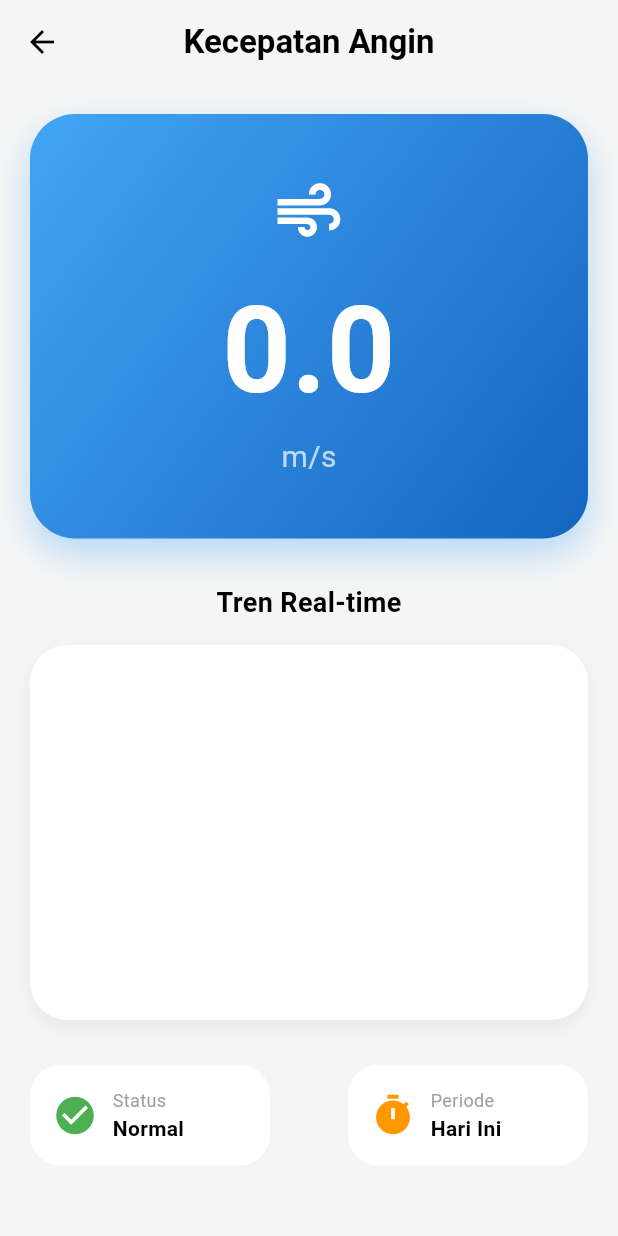
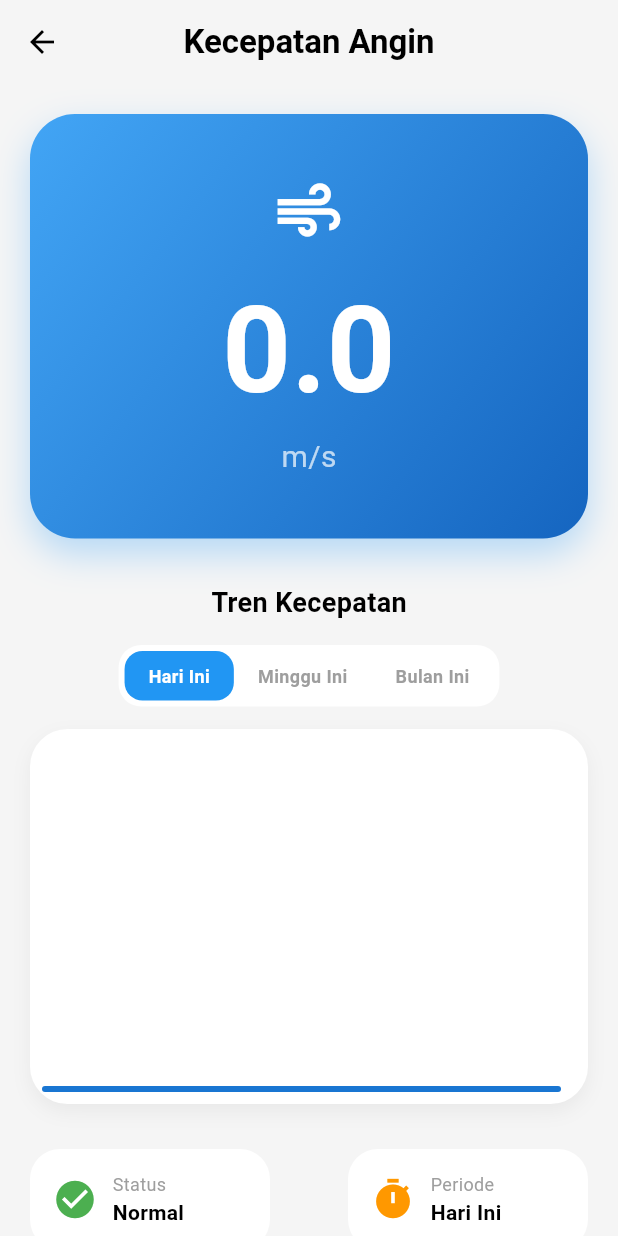
Before and after one commit to kleponijo/klimatologi, a Flutter app: the screen it shows once a user with an empty profile is signed in, after a tap on the "menu" icon, after a tap on "Wind Speed", on a phone screen of 412 x 824 dp. Run offline on Flutter 3.47's test engine with Material 3 defaults, Android fonts, the light colour scheme and no system bars; drawn by our look-alikes of fl_chart; our stand-ins replace bloc, bloc_concurrency, cloud_firestore, equatable, firebase_auth, firebase_core and 4 more; accounts and stored records are empty.

Commit message:
pembaruan wind_speed_screen.dart
tampilan halaman kecepatan angin memperbarui tampilan dan period grafik dari harian, mingguan dan bulanan

```diff
--- a/lib/screens/monitoring/wind_speed/blocs/wind_speed_bloc.dart
+++ b/lib/screens/monitoring/wind_speed/blocs/wind_speed_bloc.dart
@@ -17,21 +17,27 @@ class WindSpeedBloc extends Bloc<WindSpeedEvent, WindSpeedState> {
       (event, emit) async {
         emit(state.copyWith(isLoading: true));
 
+        // 1. Ambil semua history
+        final history = await _repository.getSensorHistory(
+            'anemometer/history', (json) => MyWindSpeed.fromJson(json));
+
+        // 2. Petakan ke 24 jam (Harian)
+        final List<double> dailyGraph = _mapHistoryToDaily(history);
+
+        emit(state.copyWith(
+          dailySpeeds: dailyGraph,
+          isLoading: false,
+        ));
+
+        // 2. Monitoring Real-time
         await emit.forEach<MyWindSpeed>(
           _repository.getSensorStream(
               'anemometer/realtime', (json) => MyWindSpeed.fromJson(json)),
           onData: (data) {
             // Mengambil list lama dan menambah data baru untuk grafik
-            final updatedSpeeds = List<double>.from(state.dailySpeeds)
-              ..add(data.speed);
-            // Batasi jumlah data di grafik (misal cuma simpan 20 data terakhir agar tidak berat)
-            if (updatedSpeeds.length > 20) {
-              updatedSpeeds.removeAt(0);
-            }
 
             return state.copyWith(
               currentSpeed: data.speed,
-              dailySpeeds: updatedSpeeds, // Update list grafik
               isLoading: false,
             );
           },
@@ -41,13 +47,78 @@ class WindSpeedBloc extends Bloc<WindSpeedEvent, WindSpeedState> {
       transformer: restartable(),
     );
 
-    on<WindSpeedPeriodChanged>((event, emit) {
+    on<WindSpeedPeriodChanged>((event, emit) async {
       emit(state.copyWith(selectedPeriod: event.period));
+      // Ambil ulang history dari database
+      final history = await _repository.getSensorHistory(
+          'anemometer/history', (json) => MyWindSpeed.fromJson(json));
+      List<double> updatedGraph;
+
+      // Pilih mapper berdasarkan pilihan user
+      if (event.period == "Minggu Ini") {
+        updatedGraph = _mapHistoryToWeekly(history);
+      } else if (event.period == "Bulan Ini") {
+        updatedGraph = _mapHistoryToMonthly(history);
+      } else {
+        updatedGraph = _mapHistoryToDaily(history);
+      }
+
+      emit(state.copyWith(
+        dailySpeeds: updatedGraph,
+        isLoading: false,
+      ));
     });
   }
 
   @override
-  Future<void> close() {
-    return super.close();
+  Future<void> close() => super.close();
+}
+
+List<double> _mapHistoryToDaily(List<MyWindSpeed> history) {
+  // Buat list 24 angka nol (representasi jam 00:00 - 23:00)
+  List<double> slots = List.generate(24, (_) => 0.0);
+
+  for (var item in history) {
+    // Ubah timestamp UTC ke jam lokal
+    DateTime date = item.timestamp;
+
+    // Jika data ini adalah data hari ini, masukkan ke slot jamnya
+    if (date.day == DateTime.now().day) {
+      slots[date.hour] = item.speed;
+    }
   }
+  return slots;
 }
+
+// Mapper Mingguan (7 Slot: Senin - Minggu)
+List<double> _mapHistoryToWeekly(List<MyWindSpeed> history) {
+  List<double> slots = List.generate(7, (_) => 0.0);
+  final now = DateTime.now();
+
+  // Mencari awal minggu ini (Senin)
+  DateTime startOfWeek = now.subtract(Duration(days: now.weekday - 1));
+  startOfWeek = DateTime(startOfWeek.year, startOfWeek.month, startOfWeek.day);
+
+  for (var item in history) {
+    if (item.timestamp.isAfter(startOfWeek)) {
+      // index 0 = Senin, dst.
+      slots[item.timestamp.weekday - 1] = item.speed;
+    }
+  }
+  return slots;
+}
+
+// Mapper Bulanan (Sesuai jumlah hari di bulan ini)
+List<double> _mapHistoryToMonthly(List<MyWindSpeed> history) {
+  final now = DateTime.now();
+  final daysInMonth = DateTime(now.year, now.month + 1, 0).day;
+  List<double> slots = List.generate(daysInMonth, (_) => 0.0);
+
+  for (var item in history) {
+    if (item.timestamp.month == now.month && item.timestamp.year == now.year) {
+      // index 0 = Tanggal 1, dst.
+      slots[item.timestamp.day - 1] = item.speed;
+    }
+  }
+  return slots;
+}
--- a/lib/screens/monitoring/wind_speed/views/widgets/period_selector.dart
+++ b/lib/screens/monitoring/wind_speed/views/widgets/period_selector.dart
@@ -1 +1,57 @@
 /// === Tombol Filter Jam/Hari/Minggu === ///
+import 'package:flutter/material.dart';
+import 'package:flutter_bloc/flutter_bloc.dart';
+import '../../blocs/wind_speed_bloc.dart';
+
+class PeriodSelector extends StatelessWidget {
+  const PeriodSelector({super.key});
+
+  @override
+  Widget build(BuildContext context) {
+    // Kita ambil state saat ini untuk tahu periode mana yang aktif
+    final selectedPeriod =
+        context.select((WindSpeedBloc bloc) => bloc.state.selectedPeriod);
+
+    return Container(
+      padding: const EdgeInsets.all(4),
+      decoration: BoxDecoration(
+        color: Colors.white,
+        borderRadius: BorderRadius.circular(15),
+      ),
+      child: Row(
+        mainAxisSize: MainAxisSize.min,
+        children: [
+          _buildTab(context, "Hari Ini", selectedPeriod),
+          _buildTab(context, "Minggu Ini", selectedPeriod),
+          _buildTab(context, "Bulan Ini", selectedPeriod),
+        ],
+      ),
+    );
+  }
+
+  Widget _buildTab(BuildContext context, String label, String current) {
+    bool isActive = label == current;
+
+    return GestureDetector(
+      onTap: () {
+        // Kirim event ke Bloc saat tombol diklik
+        context.read<WindSpeedBloc>().add(WindSpeedPeriodChanged(label));
+      },
+      child: Container(
+        padding: const EdgeInsets.symmetric(horizontal: 16, vertical: 8),
+        decoration: BoxDecoration(
+          color: isActive ? Colors.blue : Colors.transparent,
+          borderRadius: BorderRadius.circular(12),
+        ),
+        child: Text(
+          label,
+          style: TextStyle(
+            color: isActive ? Colors.white : Colors.grey,
+            fontWeight: FontWeight.bold,
+            fontSize: 12,
+          ),
+        ),
+      ),
+    );
+  }
+}
--- a/lib/screens/monitoring/wind_speed/views/wind_speed_screen.dart
+++ b/lib/screens/monitoring/wind_speed/views/wind_speed_screen.dart
@@ -1,8 +1,9 @@
 import 'package:flutter/material.dart';
-import 'package:fl_chart/fl_chart.dart';
+// import 'package:fl_chart/fl_chart.dart';
 import 'package:flutter_bloc/flutter_bloc.dart';
 import '../blocs/wind_speed_bloc.dart';
 import './widgets/wind_speed_chart_widget.dart';
+import 'widgets/period_selector.dart';
 
 class WindSpeedScreen extends StatelessWidget {
   const WindSpeedScreen({super.key});
@@ -37,10 +38,13 @@ class WindSpeedScreen extends StatelessWidget {
                 _buildMainSpeedDisplay(state.currentSpeed),
                 const SizedBox(height: 30),
 
-                const Text("Tren Real-time",
+                const Text("Tren Kecepatan",
                     style:
                         TextStyle(fontSize: 18, fontWeight: FontWeight.bold)),
                 const SizedBox(height: 15),
+                const PeriodSelector(),
+                const SizedBox(height: 15),
+
                 WindSpeedChartWidget(dailySpeeds: state.dailySpeeds),
 
                 const SizedBox(height: 30),
--- a/packages/monitoring_repository/lib/src/firebase_monitoring_repo.dart
+++ b/packages/monitoring_repository/lib/src/firebase_monitoring_repo.dart
@@ -38,4 +38,28 @@ class FirebaseMonitoringRepo implements MonitoringRepository {
     final data = snapshot.value as Map<dynamic, dynamic>? ?? {};
     return mapper(data);
   }
+
+  @override
+  Future<List<T>> getSensorHistory<T>(
+    String path,
+    T Function(Map<dynamic, dynamic> json) mapper,
+  ) async {
+    try {
+      // Ambil data dari path history
+      final snapshot = await _db.ref(path).get();
+
+      if (snapshot.exists && snapshot.value is Map) {
+        final Map<dynamic, dynamic> data = snapshot.value as Map;
+
+        // Karena RTDB push() menghasilkan Map dengan ID unik,
+        // kita ambil values-nya saja dan ubah jadi List objek
+        return data.values.map((item) {
+          return mapper(item as Map<dynamic, dynamic>);
+        }).toList();
+      }
+      return [];
+    } catch (e) {
+      return [];
+    }
+  }
 }
--- a/packages/monitoring_repository/lib/src/models/wind_speed.dart
+++ b/packages/monitoring_repository/lib/src/models/wind_speed.dart
@@ -9,6 +9,12 @@ class MyWindSpeed {
     required this.timestamp,
   });
 
+  static final empty = MyWindSpeed(
+    speed: 0.0,
+    pulse: 0,
+    timestamp: DateTime.fromMillisecondsSinceEpoch(0),
+  );
+
   factory MyWindSpeed.fromJson(Map<dynamic, dynamic> json) {
     return MyWindSpeed(
       speed: (json['speed'] ?? 0).toDouble(),
```
Also changed, not shown: packages/monitoring_repository/lib/src/monitoring_repo.dart (+8 -0 lines).
